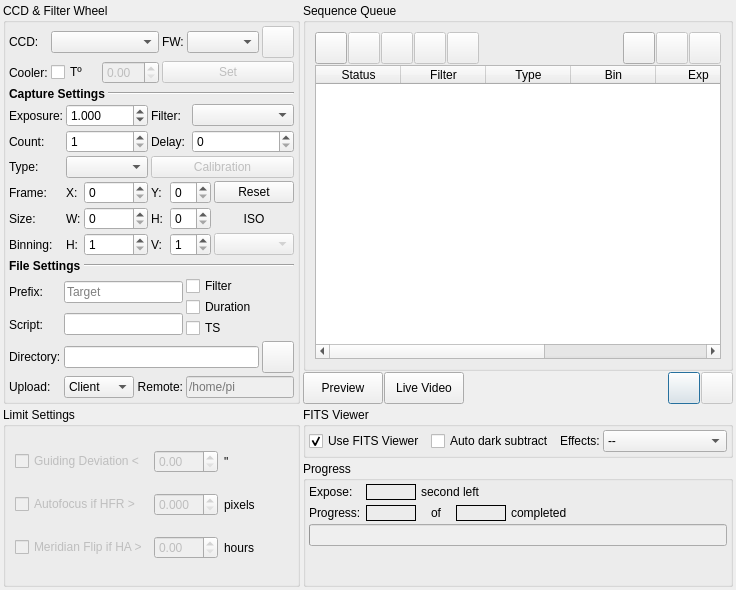
First picture: the form in kstars/ekos/capture/capture.ui, repository KDE/kstars, before the edit.
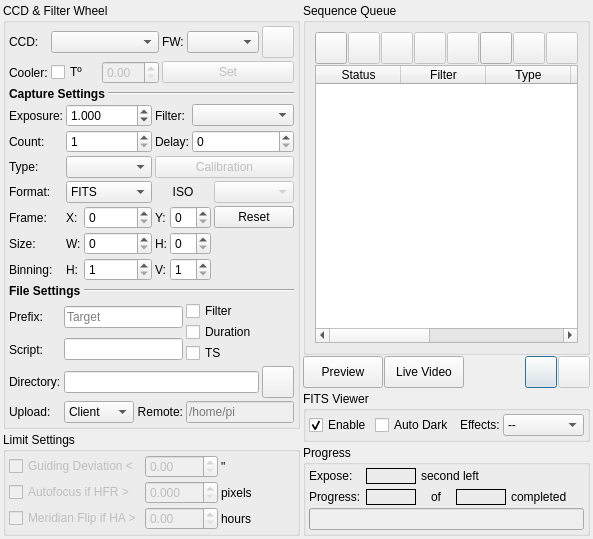
Second picture: the form after the edit.

Commit message: Moving DSLR transfer format option to capture instead of options. It is not recorded in the sequence file like other parameters

What changed in the file:
```diff
--- a/kstars/ekos/capture/capture.ui
+++ b/kstars/ekos/capture/capture.ui
@@ -6,11 +6,14 @@
    <rect>
     <x>0</x>
     <y>0</y>
-    <width>736</width>
-    <height>590</height>
+    <width>590</width>
+    <height>519</height>
    </rect>
   </property>
-  <layout class="QGridLayout" name="gridLayout_5" columnstretch="1,2">
+  <layout class="QHBoxLayout" name="horizontalLayout_2" stretch="1,2">
+   <property name="spacing">
+    <number>3</number>
+   </property>
    <property name="leftMargin">
     <number>3</number>
    </property>
@@ -23,10 +26,12 @@
    <property name="bottomMargin">
     <number>3</number>
    </property>
+   <item>
+    <layout class="QVBoxLayout" name="verticalLayout_4">
    <property name="spacing">
     <number>3</number>
    </property>
-   <item row="0" column="0">
+     <item>
     <widget class="QGroupBox" name="CCDFWGroup">
      <property name="enabled">
       <bool>true</bool>
@@ -231,6 +236,16 @@
         <property name="spacing">
          <number>3</number>
         </property>
+          <item row="4" column="2">
+           <widget class="QSpinBox" name="frameXIN">
+            <property name="sizePolicy">
+             <sizepolicy hsizetype="Expanding" vsizetype="Fixed">
+              <horstretch>0</horstretch>
+              <verstretch>0</verstretch>
+             </sizepolicy>
+            </property>
+           </widget>
+          </item>
         <item row="0" column="0">
          <widget class="QLabel" name="exposureLabel_2">
           <property name="toolTip">
@@ -244,26 +259,14 @@
           </property>
          </widget>
         </item>
-        <item row="0" column="1" colspan="2">
-         <widget class="QDoubleSpinBox" name="exposureIN">
+          <item row="5" column="4" colspan="2">
+           <widget class="QSpinBox" name="frameHIN">
           <property name="sizePolicy">
-           <sizepolicy hsizetype="MinimumExpanding" vsizetype="Fixed">
+             <sizepolicy hsizetype="Expanding" vsizetype="Fixed">
             <horstretch>0</horstretch>
             <verstretch>0</verstretch>
            </sizepolicy>
           </property>
-          <property name="decimals">
-           <number>3</number>
-          </property>
-          <property name="minimum">
-           <double>0.001000000000000</double>
-          </property>
-          <property name="maximum">
-           <double>3600.000000000000000</double>
-          </property>
-          <property name="value">
-           <double>1.000000000000000</double>
-          </property>
          </widget>
         </item>
         <item row="0" column="3" colspan="2">
@@ -279,48 +282,51 @@
           </property>
          </widget>
         </item>
-        <item row="0" column="5" colspan="2">
-         <widget class="QComboBox" name="FilterPosCombo">
-          <property name="sizePolicy">
-           <sizepolicy hsizetype="MinimumExpanding" vsizetype="Fixed">
-            <horstretch>0</horstretch>
-            <verstretch>0</verstretch>
-           </sizepolicy>
-          </property>
-         </widget>
-        </item>
-        <item row="1" column="0">
-         <widget class="QLabel" name="textLabel1_4">
+          <item row="6" column="1">
+           <widget class="QLabel" name="textLabel1_10">
           <property name="toolTip">
-           <string>Number of images to capture</string>
+             <string/>
           </property>
           <property name="whatsThis">
            <string/>
           </property>
           <property name="text">
-           <string>Count:</string>
+             <string>H:</string>
           </property>
          </widget>
         </item>
-        <item row="1" column="1" colspan="2">
-         <widget class="QSpinBox" name="countIN">
+          <item row="6" column="4" colspan="2">
+           <widget class="QSpinBox" name="binYIN">
           <property name="sizePolicy">
            <sizepolicy hsizetype="MinimumExpanding" vsizetype="Fixed">
             <horstretch>0</horstretch>
             <verstretch>0</verstretch>
            </sizepolicy>
           </property>
+            <property name="toolTip">
+             <string>Vertical binning</string>
+            </property>
           <property name="minimum">
            <number>1</number>
           </property>
           <property name="maximum">
-           <number>999</number>
+             <number>10</number>
           </property>
           <property name="value">
            <number>1</number>
           </property>
          </widget>
         </item>
+          <item row="4" column="4" colspan="2">
+           <widget class="QSpinBox" name="frameYIN">
+            <property name="sizePolicy">
+             <sizepolicy hsizetype="Expanding" vsizetype="Fixed">
+              <horstretch>0</horstretch>
+              <verstretch>0</verstretch>
+             </sizepolicy>
+            </property>
+           </widget>
+          </item>
         <item row="1" column="3" colspan="2">
          <widget class="QLabel" name="textLabel1_8">
           <property name="toolTip">
@@ -334,6 +340,112 @@
           </property>
          </widget>
         </item>
+          <item row="4" column="3">
+           <widget class="QLabel" name="textLabel1_14">
+            <property name="toolTip">
+             <string/>
+            </property>
+            <property name="whatsThis">
+             <string/>
+            </property>
+            <property name="text">
+             <string>Y:</string>
+            </property>
+           </widget>
+          </item>
+          <item row="2" column="1" colspan="2">
+           <widget class="QComboBox" name="frameTypeCombo">
+            <property name="sizePolicy">
+             <sizepolicy hsizetype="MinimumExpanding" vsizetype="Fixed">
+              <horstretch>0</horstretch>
+              <verstretch>0</verstretch>
+             </sizepolicy>
+            </property>
+           </widget>
+          </item>
+          <item row="0" column="1" colspan="2">
+           <widget class="QDoubleSpinBox" name="exposureIN">
+            <property name="sizePolicy">
+             <sizepolicy hsizetype="MinimumExpanding" vsizetype="Fixed">
+              <horstretch>0</horstretch>
+              <verstretch>0</verstretch>
+             </sizepolicy>
+            </property>
+            <property name="decimals">
+             <number>3</number>
+            </property>
+            <property name="minimum">
+             <double>0.001000000000000</double>
+            </property>
+            <property name="maximum">
+             <double>3600.000000000000000</double>
+            </property>
+            <property name="value">
+             <double>1.000000000000000</double>
+            </property>
+           </widget>
+          </item>
+          <item row="6" column="0">
+           <widget class="QLabel" name="textLabel1_9">
+            <property name="toolTip">
+             <string>Horizontal and Vertical binning</string>
+            </property>
+            <property name="whatsThis">
+             <string/>
+            </property>
+            <property name="text">
+             <string>Binning:</string>
+            </property>
+           </widget>
+          </item>
+          <item row="1" column="0">
+           <widget class="QLabel" name="textLabel1_4">
+            <property name="toolTip">
+             <string>Number of images to capture</string>
+            </property>
+            <property name="whatsThis">
+             <string/>
+            </property>
+            <property name="text">
+             <string>Count:</string>
+            </property>
+           </widget>
+          </item>
+          <item row="5" column="1">
+           <widget class="QLabel" name="textLabel1_15">
+            <property name="toolTip">
+             <string/>
+            </property>
+            <property name="whatsThis">
+             <string/>
+            </property>
+            <property name="text">
+             <string>W:</string>
+            </property>
+           </widget>
+          </item>
+          <item row="6" column="2">
+           <widget class="QSpinBox" name="binXIN">
+            <property name="sizePolicy">
+             <sizepolicy hsizetype="MinimumExpanding" vsizetype="Fixed">
+              <horstretch>0</horstretch>
+              <verstretch>0</verstretch>
+             </sizepolicy>
+            </property>
+            <property name="toolTip">
+             <string>Horizontal binning</string>
+            </property>
+            <property name="minimum">
+             <number>1</number>
+            </property>
+            <property name="maximum">
+             <number>10</number>
+            </property>
+            <property name="value">
+             <number>1</number>
+            </property>
+           </widget>
+          </item>
         <item row="1" column="5" colspan="2">
          <widget class="QSpinBox" name="delayIN">
           <property name="sizePolicy">
@@ -347,21 +459,8 @@
           </property>
          </widget>
         </item>
-        <item row="2" column="0">
-         <widget class="QLabel" name="textLabel1_17">
-          <property name="toolTip">
-           <string/>
-          </property>
-          <property name="whatsThis">
-           <string/>
-          </property>
-          <property name="text">
-           <string>Type:</string>
-          </property>
-         </widget>
-        </item>
-        <item row="2" column="1" colspan="2">
-         <widget class="QComboBox" name="frameTypeCombo">
+          <item row="0" column="5" colspan="2">
+           <widget class="QComboBox" name="FilterPosCombo">
           <property name="sizePolicy">
            <sizepolicy hsizetype="MinimumExpanding" vsizetype="Fixed">
             <horstretch>0</horstretch>
@@ -370,44 +469,20 @@
           </property>
          </widget>
         </item>
-        <item row="2" column="3" colspan="4">
-         <widget class="QPushButton" name="calibrationB">
-          <property name="enabled">
-           <bool>false</bool>
-          </property>
-          <property name="sizePolicy">
-           <sizepolicy hsizetype="Minimum" vsizetype="Fixed">
-            <horstretch>0</horstretch>
-            <verstretch>0</verstretch>
-           </sizepolicy>
-          </property>
-          <property name="minimumSize">
-           <size>
-            <width>22</width>
-            <height>22</height>
-           </size>
-          </property>
-          <property name="maximumSize">
-           <size>
-            <width>16777215</width>
-            <height>16777215</height>
-           </size>
-          </property>
+          <item row="5" column="3">
+           <widget class="QLabel" name="textLabel1_16">
           <property name="toolTip">
-           <string>Dark &amp; Flat frames automatic calibration options</string>
+             <string/>
+            </property>
+            <property name="whatsThis">
+             <string/>
           </property>
           <property name="text">
-           <string>Calibration</string>
-          </property>
-          <property name="iconSize">
-           <size>
-            <width>16</width>
-            <height>16</height>
-           </size>
+             <string>H:</string>
           </property>
          </widget>
         </item>
-        <item row="3" column="0">
+          <item row="4" column="0">
          <widget class="QLabel" name="textLabel1_12">
           <property name="toolTip">
            <string/>
@@ -420,53 +495,20 @@
           </property>
          </widget>
         </item>
-        <item row="3" column="1">
-         <widget class="QLabel" name="textLabel1_13">
-          <property name="toolTip">
-           <string/>
-          </property>
-          <property name="whatsThis">
-           <string/>
-          </property>
-          <property name="text">
-           <string>X:</string>
-          </property>
-         </widget>
-        </item>
-        <item row="3" column="2">
-         <widget class="QSpinBox" name="frameXIN">
+          <item row="5" column="2">
+           <widget class="QSpinBox" name="frameWIN">
           <property name="sizePolicy">
            <sizepolicy hsizetype="Expanding" vsizetype="Fixed">
             <horstretch>0</horstretch>
             <verstretch>0</verstretch>
            </sizepolicy>
           </property>
-         </widget>
-        </item>
-        <item row="3" column="3">
-         <widget class="QLabel" name="textLabel1_14">
-          <property name="toolTip">
-           <string/>
-          </property>
-          <property name="whatsThis">
-           <string/>
-          </property>
-          <property name="text">
-           <string>Y:</string>
-          </property>
-         </widget>
-        </item>
-        <item row="3" column="4" colspan="2">
-         <widget class="QSpinBox" name="frameYIN">
-          <property name="sizePolicy">
-           <sizepolicy hsizetype="Expanding" vsizetype="Fixed">
-            <horstretch>0</horstretch>
-            <verstretch>0</verstretch>
-           </sizepolicy>
-          </property>
-         </widget>
-        </item>
-        <item row="3" column="6">
+            <property name="maximum">
+             <number>99</number>
+            </property>
+           </widget>
+          </item>
+          <item row="4" column="6">
          <widget class="QPushButton" name="resetFrameB">
           <property name="sizePolicy">
            <sizepolicy hsizetype="Minimum" vsizetype="Fixed">
@@ -500,7 +542,7 @@
           </property>
          </widget>
         </item>
-        <item row="4" column="0">
+          <item row="5" column="0">
          <widget class="QLabel" name="textLabel1_19">
           <property name="toolTip">
            <string/>
@@ -513,8 +555,45 @@
           </property>
          </widget>
         </item>
+          <item row="2" column="3" colspan="4">
+           <widget class="QPushButton" name="calibrationB">
+            <property name="enabled">
+             <bool>false</bool>
+            </property>
+            <property name="sizePolicy">
+             <sizepolicy hsizetype="Minimum" vsizetype="Fixed">
+              <horstretch>0</horstretch>
+              <verstretch>0</verstretch>
+             </sizepolicy>
+            </property>
+            <property name="minimumSize">
+             <size>
+              <width>22</width>
+              <height>22</height>
+             </size>
+            </property>
+            <property name="maximumSize">
+             <size>
+              <width>16777215</width>
+              <height>16777215</height>
+             </size>
+            </property>
+            <property name="toolTip">
+             <string>Dark &amp; Flat frames automatic calibration options</string>
+            </property>
+            <property name="text">
+             <string>Calibration</string>
+            </property>
+            <property name="iconSize">
+             <size>
+              <width>16</width>
+              <height>16</height>
+             </size>
+            </property>
+           </widget>
+          </item>
         <item row="4" column="1">
-         <widget class="QLabel" name="textLabel1_15">
+           <widget class="QLabel" name="textLabel1_13">
           <property name="toolTip">
            <string/>
           </property>
@@ -522,105 +601,30 @@
            <string/>
           </property>
           <property name="text">
-           <string>W:</string>
+             <string>X:</string>
           </property>
          </widget>
         </item>
-        <item row="4" column="2">
-         <widget class="QSpinBox" name="frameWIN">
-          <property name="sizePolicy">
-           <sizepolicy hsizetype="Expanding" vsizetype="Fixed">
-            <horstretch>0</horstretch>
-            <verstretch>0</verstretch>
-           </sizepolicy>
-          </property>
-          <property name="maximum">
-           <number>99</number>
-          </property>
-         </widget>
-        </item>
-        <item row="4" column="3">
-         <widget class="QLabel" name="textLabel1_16">
-          <property name="toolTip">
-           <string/>
-          </property>
-          <property name="whatsThis">
-           <string/>
-          </property>
-          <property name="text">
-           <string>H:</string>
-          </property>
-         </widget>
-        </item>
-        <item row="4" column="4" colspan="2">
-         <widget class="QSpinBox" name="frameHIN">
-          <property name="sizePolicy">
-           <sizepolicy hsizetype="Expanding" vsizetype="Fixed">
-            <horstretch>0</horstretch>
-            <verstretch>0</verstretch>
-           </sizepolicy>
-          </property>
-         </widget>
-        </item>
-        <item row="4" column="6">
-         <widget class="QLabel" name="ISOLabel">
-          <property name="text">
-           <string>ISO</string>
-          </property>
-          <property name="alignment">
-           <set>Qt::AlignCenter</set>
-          </property>
-         </widget>
-        </item>
-        <item row="5" column="0">
-         <widget class="QLabel" name="textLabel1_9">
-          <property name="toolTip">
-           <string>Horizontal and Vertical binning</string>
-          </property>
-          <property name="whatsThis">
-           <string/>
-          </property>
-          <property name="text">
-           <string>Binning:</string>
-          </property>
-         </widget>
-        </item>
-        <item row="5" column="1">
-         <widget class="QLabel" name="textLabel1_10">
-          <property name="toolTip">
-           <string/>
-          </property>
-          <property name="whatsThis">
-           <string/>
-          </property>
-          <property name="text">
-           <string>H:</string>
-          </property>
-         </widget>
-        </item>
-        <item row="5" column="2">
-         <widget class="QSpinBox" name="binXIN">
+          <item row="1" column="1" colspan="2">
+           <widget class="QSpinBox" name="countIN">
           <property name="sizePolicy">
            <sizepolicy hsizetype="MinimumExpanding" vsizetype="Fixed">
             <horstretch>0</horstretch>
             <verstretch>0</verstretch>
            </sizepolicy>
           </property>
-          <property name="toolTip">
-           <string>Horizontal binning</string>
-          </property>
           <property name="minimum">
            <number>1</number>
           </property>
           <property name="maximum">
-           <number>10</number>
+             <number>999</number>
           </property>
           <property name="value">
            <number>1</number>
           </property>
          </widget>
         </item>
-        <item row="5" column="3">
+          <item row="6" column="3">
          <widget class="QLabel" name="textLabel1_11">
           <property name="toolTip">
            <string/>
@@ -633,29 +637,20 @@
           </property>
          </widget>
         </item>
-        <item row="5" column="4" colspan="2">
-         <widget class="QSpinBox" name="binYIN">
-          <property name="sizePolicy">
-           <sizepolicy hsizetype="MinimumExpanding" vsizetype="Fixed">
-            <horstretch>0</horstretch>
-            <verstretch>0</verstretch>
-           </sizepolicy>
-          </property>
+          <item row="2" column="0">
+           <widget class="QLabel" name="textLabel1_17">
           <property name="toolTip">
-           <string>Vertical binning</string>
-          </property>
-          <property name="minimum">
-           <number>1</number>
-          </property>
-          <property name="maximum">
-           <number>10</number>
-          </property>
-          <property name="value">
-           <number>1</number>
+             <string/>
+            </property>
+            <property name="whatsThis">
+             <string/>
+            </property>
+            <property name="text">
+             <string>Type:</string>
           </property>
          </widget>
         </item>
-        <item row="5" column="6">
+          <item row="3" column="6">
          <widget class="QComboBox" name="ISOCombo">
           <property name="enabled">
            <bool>false</bool>
@@ -671,6 +666,40 @@
           </property>
          </widget>
         </item>
+          <item row="3" column="0">
+           <widget class="QLabel" name="label_7">
+            <property name="text">
+             <string>Format:</string>
+            </property>
+           </widget>
+          </item>
+          <item row="3" column="1" colspan="2">
+           <widget class="QComboBox" name="transferFormatCombo">
+            <property name="toolTip">
+             <string>Image Transfer Format</string>
+            </property>
+            <item>
+             <property name="text">
+              <string>FITS</string>
+             </property>
+            </item>
+            <item>
+             <property name="text">
+              <string>Native</string>
+             </property>
+            </item>
+           </widget>
+          </item>
+          <item row="3" column="3" colspan="3">
+           <widget class="QLabel" name="ISOLabel">
+            <property name="text">
+             <string>ISO</string>
+            </property>
+            <property name="alignment">
+             <set>Qt::AlignCenter</set>
+            </property>
+           </widget>
+          </item>
        </layout>
       </item>
       <item>
@@ -894,7 +923,179 @@
      </layout>
     </widget>
    </item>
+     <item>
+      <widget class="QGroupBox" name="optionsGroup">
+       <property name="title">
+        <string>Limit Settings</string>
+       </property>
+       <layout class="QGridLayout" name="gridLayout_2">
+        <property name="leftMargin">
+         <number>3</number>
+        </property>
+        <property name="topMargin">
+         <number>3</number>
+        </property>
+        <property name="rightMargin">
+         <number>3</number>
+        </property>
+        <property name="bottomMargin">
+         <number>3</number>
+        </property>
+        <property name="spacing">
+         <number>3</number>
+        </property>
+        <item row="2" column="1">
+         <widget class="QDoubleSpinBox" name="meridianHours">
+          <property name="enabled">
+           <bool>false</bool>
+          </property>
+          <property name="decimals">
+           <number>2</number>
+          </property>
+          <property name="minimum">
+           <double>0.000000000000000</double>
+          </property>
+          <property name="maximum">
+           <double>3.000000000000000</double>
+          </property>
+          <property name="singleStep">
+           <double>0.100000000000000</double>
+          </property>
+          <property name="value">
+           <double>0.000000000000000</double>
+          </property>
+         </widget>
+        </item>
+        <item row="2" column="0">
+         <widget class="QCheckBox" name="meridianCheck">
+          <property name="enabled">
+           <bool>false</bool>
+          </property>
+          <property name="toolTip">
+           <string>&lt;html&gt;&lt;head/&gt;&lt;body&gt;&lt;p&gt;Command a meridian flip if the hour angle exceeds the specified value. Capture and Guiding will be suspended and resumed after the flip is complete.&lt;/p&gt;&lt;/body&gt;&lt;/html&gt;</string>
+          </property>
+          <property name="text">
+           <string>Meridian Flip if HA &gt;</string>
+          </property>
+         </widget>
+        </item>
+        <item row="1" column="3">
+         <widget class="QLabel" name="textLabel1_2_5">
+          <property name="toolTip">
+           <string>Number of images to capture</string>
+          </property>
+          <property name="whatsThis">
+           <string/>
+          </property>
+          <property name="text">
+           <string>pixels</string>
+          </property>
+         </widget>
+        </item>
    <item row="0" column="1">
+         <widget class="QDoubleSpinBox" name="guideDeviation">
+          <property name="enabled">
+           <bool>false</bool>
+          </property>
+          <property name="decimals">
+           <number>2</number>
+          </property>
+          <property name="maximum">
+           <double>30.000000000000000</double>
+          </property>
+          <property name="singleStep">
+           <double>0.500000000000000</double>
+          </property>
+         </widget>
+        </item>
+        <item row="1" column="1">
+         <widget class="QDoubleSpinBox" name="HFRPixels">
+          <property name="enabled">
+           <bool>false</bool>
+          </property>
+          <property name="decimals">
+           <number>3</number>
+          </property>
+          <property name="minimum">
+           <double>0.000000000000000</double>
+          </property>
+          <property name="maximum">
+           <double>10.000000000000000</double>
+          </property>
+          <property name="singleStep">
+           <double>0.100000000000000</double>
+          </property>
+          <property name="value">
+           <double>0.000000000000000</double>
+          </property>
+         </widget>
+        </item>
+        <item row="0" column="0">
+         <widget class="QCheckBox" name="guideDeviationCheck">
+          <property name="enabled">
+           <bool>false</bool>
+          </property>
+          <property name="toolTip">
+           <string>Abort sequence if guiding deviation exceed this value</string>
+          </property>
+          <property name="text">
+           <string>Guiding Deviation &lt;</string>
+          </property>
+          <property name="checked">
+           <bool>false</bool>
+          </property>
+         </widget>
+        </item>
+        <item row="1" column="0">
+         <widget class="QCheckBox" name="autofocusCheck">
+          <property name="enabled">
+           <bool>false</bool>
+          </property>
+          <property name="toolTip">
+           <string>Perform autofocusing once Half-Flux-Radius (HFR) value exceeds this limit</string>
+          </property>
+          <property name="text">
+           <string>Autofocus if HFR &gt;</string>
+          </property>
+         </widget>
+        </item>
+        <item row="0" column="3">
+         <widget class="QLabel" name="textLabel1_2_4">
+          <property name="toolTip">
+           <string>Number of images to capture</string>
+          </property>
+          <property name="whatsThis">
+           <string/>
+          </property>
+          <property name="text">
+           <string>&quot;</string>
+          </property>
+         </widget>
+        </item>
+        <item row="2" column="3">
+         <widget class="QLabel" name="textLabel1_2_6">
+          <property name="toolTip">
+           <string>Number of images to capture</string>
+          </property>
+          <property name="whatsThis">
+           <string/>
+          </property>
+          <property name="text">
+           <string>hours</string>
+          </property>
+         </widget>
+        </item>
+       </layout>
+      </widget>
+     </item>
+    </layout>
+   </item>
+   <item>
+    <layout class="QVBoxLayout" name="verticalLayout_5">
+     <property name="spacing">
+      <number>3</number>
+     </property>
+     <item>
     <layout class="QVBoxLayout" name="SequenceQueue">
      <property name="spacing">
       <number>1</number>
@@ -1370,157 +1571,7 @@
      </item>
     </layout>
    </item>
-   <item row="1" column="0">
-    <widget class="QGroupBox" name="optionsGroup">
-     <property name="title">
-      <string>Limit Settings</string>
-     </property>
-     <layout class="QGridLayout" name="gridLayout_2">
-      <item row="2" column="1">
-       <widget class="QDoubleSpinBox" name="meridianHours">
-        <property name="enabled">
-         <bool>false</bool>
-        </property>
-        <property name="decimals">
-         <number>2</number>
-        </property>
-        <property name="minimum">
-         <double>0.000000000000000</double>
-        </property>
-        <property name="maximum">
-         <double>3.000000000000000</double>
-        </property>
-        <property name="singleStep">
-         <double>0.100000000000000</double>
-        </property>
-        <property name="value">
-         <double>0.000000000000000</double>
-        </property>
-       </widget>
-      </item>
-      <item row="2" column="0">
-       <widget class="QCheckBox" name="meridianCheck">
-        <property name="enabled">
-         <bool>false</bool>
-        </property>
-        <property name="toolTip">
-         <string>&lt;html&gt;&lt;head/&gt;&lt;body&gt;&lt;p&gt;Command a meridian flip if the hour angle exceeds the specified value. Capture and Guiding will be suspended and resumed after the flip is complete.&lt;/p&gt;&lt;/body&gt;&lt;/html&gt;</string>
-        </property>
-        <property name="text">
-         <string>Meridian Flip if HA &gt;</string>
-        </property>
-       </widget>
-      </item>
-      <item row="1" column="3">
-       <widget class="QLabel" name="textLabel1_2_5">
-        <property name="toolTip">
-         <string>Number of images to capture</string>
-        </property>
-        <property name="whatsThis">
-         <string/>
-        </property>
-        <property name="text">
-         <string>pixels</string>
-        </property>
-       </widget>
-      </item>
-      <item row="0" column="1">
-       <widget class="QDoubleSpinBox" name="guideDeviation">
-        <property name="enabled">
-         <bool>false</bool>
-        </property>
-        <property name="decimals">
-         <number>2</number>
-        </property>
-        <property name="maximum">
-         <double>30.000000000000000</double>
-        </property>
-        <property name="singleStep">
-         <double>0.500000000000000</double>
-        </property>
-       </widget>
-      </item>
-      <item row="1" column="1">
-       <widget class="QDoubleSpinBox" name="HFRPixels">
-        <property name="enabled">
-         <bool>false</bool>
-        </property>
-        <property name="decimals">
-         <number>3</number>
-        </property>
-        <property name="minimum">
-         <double>0.000000000000000</double>
-        </property>
-        <property name="maximum">
-         <double>10.000000000000000</double>
-        </property>
-        <property name="singleStep">
-         <double>0.100000000000000</double>
-        </property>
-        <property name="value">
-         <double>0.000000000000000</double>
-        </property>
-       </widget>
-      </item>
-      <item row="0" column="0">
-       <widget class="QCheckBox" name="guideDeviationCheck">
-        <property name="enabled">
-         <bool>false</bool>
-        </property>
-        <property name="toolTip">
-         <string>Abort sequence if guiding deviation exceed this value</string>
-        </property>
-        <property name="text">
-         <string>Guiding Deviation &lt;</string>
-        </property>
-        <property name="checked">
-         <bool>false</bool>
-        </property>
-       </widget>
-      </item>
-      <item row="1" column="0">
-       <widget class="QCheckBox" name="autofocusCheck">
-        <property name="enabled">
-         <bool>false</bool>
-        </property>
-        <property name="toolTip">
-         <string>Perform autofocusing once Half-Flux-Radius (HFR) value exceeds this limit</string>
-        </property>
-        <property name="text">
-         <string>Autofocus if HFR &gt;</string>
-        </property>
-       </widget>
-      </item>
-      <item row="0" column="3">
-       <widget class="QLabel" name="textLabel1_2_4">
-        <property name="toolTip">
-         <string>Number of images to capture</string>
-        </property>
-        <property name="whatsThis">
-         <string/>
-        </property>
-        <property name="text">
-         <string>&quot;</string>
-        </property>
-       </widget>
-      </item>
-      <item row="2" column="3">
-       <widget class="QLabel" name="textLabel1_2_6">
-        <property name="toolTip">
-         <string>Number of images to capture</string>
-        </property>
-        <property name="whatsThis">
-         <string/>
-        </property>
-        <property name="text">
-         <string>hours</string>
-        </property>
-       </widget>
-      </item>
-     </layout>
-    </widget>
-   </item>
-   <item row="1" column="1">
+     <item>
     <layout class="QVBoxLayout" name="verticalLayout">
      <property name="spacing">
       <number>3</number>
@@ -1554,8 +1605,11 @@
             <verstretch>0</verstretch>
            </sizepolicy>
           </property>
+            <property name="toolTip">
+             <string>Display captured images in external FITS Viewer.</string>
+            </property>
           <property name="text">
-           <string>Use FITS Viewer </string>
+             <string>Enable</string>
           </property>
           <property name="checked">
            <bool>true</bool>
@@ -1574,7 +1628,7 @@
            <string>Perform automatic dark subtraction in preview mode</string>
           </property>
           <property name="text">
-           <string>Auto dark subtract </string>
+             <string>Auto Dark </string>
           </property>
           <property name="checked">
            <bool>false</bool>
@@ -1778,39 +1832,12 @@
           </property>
          </widget>
         </item>
-        <item>
-         <spacer name="verticalSpacer_2">
-          <property name="orientation">
-           <enum>Qt::Vertical</enum>
-          </property>
-          <property name="sizeHint" stdset="0">
-           <size>
-            <width>20</width>
-            <height>40</height>
-           </size>
-          </property>
-         </spacer>
-        </item>
        </layout>
       </widget>
      </item>
     </layout>
    </item>
-   <item row="2" column="0">
-    <spacer name="verticalSpacer">
-     <property name="orientation">
-      <enum>Qt::Vertical</enum>
-     </property>
-     <property name="sizeType">
-      <enum>QSizePolicy::Preferred</enum>
-     </property>
-     <property name="sizeHint" stdset="0">
-      <size>
-       <width>20</width>
-       <height>2</height>
-      </size>
-     </property>
-    </spacer>
+    </layout>
    </item>
   </layout>
   <zorder>optionsGroup</zorder>
```
Left out of the diff: 1 changed line with no effect on the pictures. Lines whose indentation alone changed are shown as unchanged. The commit also changes 6 other files.
